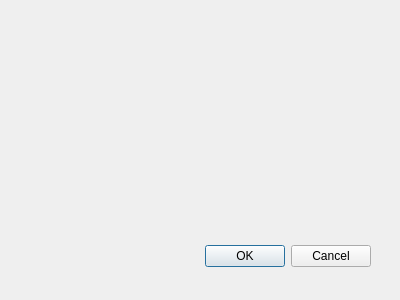
Old version of the form src/ECM_gui/galil_dialog/dialog_execution_paused.ui in the repository dmherrington/ECM-Control-System.
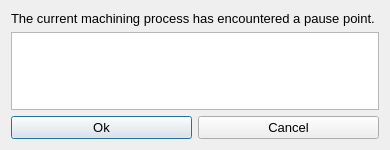
New version of the form.

Commit message: Pause Dialog Updates

The edit to the form file:
```diff
--- a/src/ECM_gui/galil_dialog/dialog_execution_paused.ui
+++ b/src/ECM_gui/galil_dialog/dialog_execution_paused.ui
@@ -8,29 +8,63 @@
    <rect>
     <x>0</x>
     <y>0</y>
-    <width>400</width>
-    <height>300</height>
+    <width>383</width>
+    <height>150</height>
    </rect>
   </property>
   <property name="windowTitle">
    <string>Dialog</string>
   </property>
-  <widget class="QDialogButtonBox" name="buttonBox">
-   <property name="geometry">
-    <rect>
-     <x>30</x>
-     <y>240</y>
-     <width>341</width>
-     <height>32</height>
-    </rect>
-   </property>
-   <property name="orientation">
-    <enum>Qt::Horizontal</enum>
-   </property>
-   <property name="standardButtons">
-    <set>QDialogButtonBox::Cancel|QDialogButtonBox::Ok</set>
-   </property>
-  </widget>
+  <property name="modal">
+   <bool>false</bool>
+  </property>
+  <layout class="QGridLayout" name="gridLayout">
+   <item row="0" column="0" colspan="2">
+    <widget class="QLabel" name="label">
+     <property name="font">
+      <font>
+       <pointsize>10</pointsize>
+      </font>
+     </property>
+     <property name="text">
+      <string>The current machining process has encountered a pause point. </string>
+     </property>
+    </widget>
+   </item>
+   <item row="1" column="0" colspan="2">
+    <widget class="QTextBrowser" name="textBrowser">
+     <property name="font">
+      <font>
+       <pointsize>1</pointsize>
+      </font>
+     </property>
+    </widget>
+   </item>
+   <item row="2" column="0">
+    <widget class="QPushButton" name="pushButton_Ok">
+     <property name="font">
+      <font>
+       <pointsize>10</pointsize>
+      </font>
+     </property>
+     <property name="text">
+      <string>Ok</string>
+     </property>
+    </widget>
+   </item>
+   <item row="2" column="1">
+    <widget class="QPushButton" name="pushButton_Cancel">
+     <property name="font">
+      <font>
+       <pointsize>10</pointsize>
+      </font>
+     </property>
+     <property name="text">
+      <string>Cancel</string>
+     </property>
+    </widget>
+   </item>
+  </layout>
  </widget>
  <pixmapfunction/>
  <resources/>
```
Left out of the diff: 42 changed lines with no effect on the pictures. The commit also changes 2 other files.
